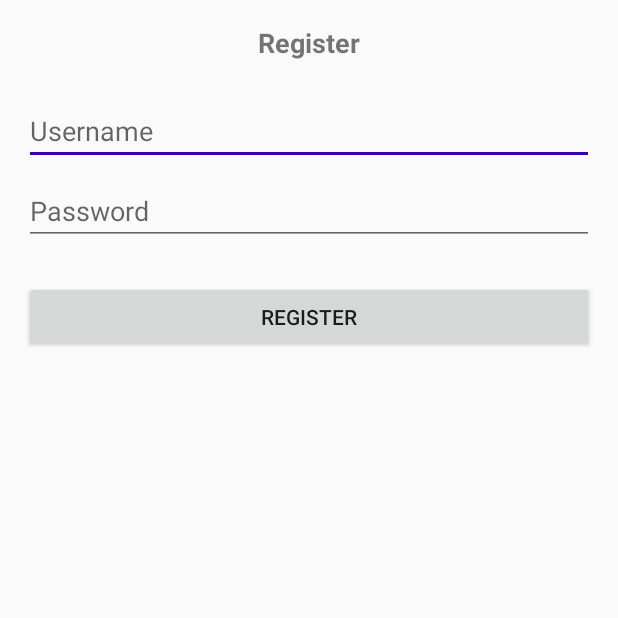
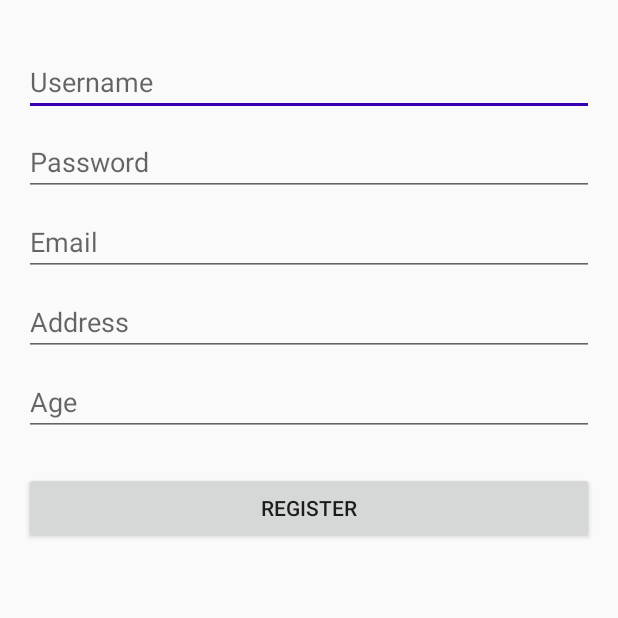
Before and after one commit to ChristianNemeno/chatapp1, an Android app: the RegistrationActivity screen opened directly, with no data from a screen before it, on a phone screen of 412 x 824 dp, the top half of it. Run offline under Robolectric (Android 15) with nearby library versions, the phone set to English and light mode, and no system bars.

Commit message:
initia.lasdagg

```diff
--- a/app/src/main/java/com/android/chatapp1/activities/RegistrationActivity.kt
+++ b/app/src/main/java/com/android/chatapp1/activities/RegistrationActivity.kt
@@ -13,31 +13,45 @@ class RegistrationActivity : AppCompatActivity() {
 
     private lateinit var usernameEditText: EditText
     private lateinit var passwordEditText: EditText
+    private lateinit var emailEditText: EditText
+    private lateinit var addressEditText: EditText
+    private lateinit var ageEditText: EditText
     private lateinit var registerButton: Button
 
     override fun onCreate(savedInstanceState: Bundle?) {
         super.onCreate(savedInstanceState)
         setContentView(R.layout.activity_registration)
 
-        // Initialize UI components with IDs from activity_registration.xml
         usernameEditText = findViewById(R.id.usernameEditText)
         passwordEditText = findViewById(R.id.passwordEditText)
+        emailEditText = findViewById(R.id.emailEditText)
+        addressEditText = findViewById(R.id.addressEditText)
+        ageEditText = findViewById(R.id.ageEditText)
         registerButton = findViewById(R.id.registerButton)
 
-        // Set up register button click listener
         registerButton.setOnClickListener {
             val username = usernameEditText.text.toString().trim()
             val password = passwordEditText.text.toString().trim()
+            val email = emailEditText.text.toString().trim()
+            val address = addressEditText.text.toString().trim()
+            val ageText = ageEditText.text.toString().trim()
 
             when {
-                username.isEmpty() || password.isEmpty() -> {
-                    showToast("Please enter both username and password.")
+                username.isEmpty() || password.isEmpty() || email.isEmpty() || address.isEmpty() || ageText.isEmpty() -> {
+                    showToast("Please fill in all fields.")
                 }
-//                password.length < 6 -> {
-//                    showToast("Password must be at least 6 characters long.")
-//                }
+                password.length < 4 -> {
+                    showToast("Password must be at least 4 characters long.")
+                }
+                !android.util.Patterns.EMAIL_ADDRESS.matcher(email).matches() -> {
+                    showToast("Please enter a valid email address.")
+                }
+                ageText.toIntOrNull() == null || ageText.toInt() < 0 -> {
+                    showToast("Please enter a valid age.")
+                }
                 else -> {
-                    if (ChatApplication.registerUser(username, password)) {
+                    val age = ageText.toInt()
+                    if (ChatApplication.registerUser(username, password, email, address, age)) {
                         showToast("Registration successful!")
                         navigateToLogin()
                     } else {
@@ -48,17 +62,10 @@ class RegistrationActivity : AppCompatActivity() {
         }
     }
 
-    /**
-     * Displays a toast message to the user.
-     * @param message The message to display
-     */
     private fun showToast(message: String) {
         Toast.makeText(this, message, Toast.LENGTH_SHORT).show()
     }
 
-    /**
-     * Navigates to the LoginActivity and finishes the current activity.
-     */
     private fun navigateToLogin() {
         startActivity(Intent(this, LoginActivity::class.java))
         finish()
--- a/app/src/main/res/layout/activity_registration.xml
+++ b/app/src/main/res/layout/activity_registration.xml
@@ -5,22 +5,12 @@
     android:orientation="vertical"
     android:padding="16dp">
 
-    <TextView
-        android:id="@+id/registerLabelTextView"
-        android:layout_width="wrap_content"
-        android:layout_height="wrap_content"
-        android:layout_gravity="center_horizontal"
-        android:layout_marginBottom="16dp"
-        android:text="Register"
-        android:textSize="18sp"
-        android:textStyle="bold" />
-
     <EditText
         android:id="@+id/usernameEditText"
         android:layout_width="match_parent"
         android:layout_height="wrap_content"
         android:hint="Username"
-        android:layout_marginTop="8dp" />
+        android:layout_marginTop="16dp"/>
 
     <EditText
         android:id="@+id/passwordEditText"
@@ -28,12 +18,35 @@
         android:layout_height="wrap_content"
         android:hint="Password"
         android:inputType="textPassword"
-        android:layout_marginTop="8dp" />
+        android:layout_marginTop="8dp"/>
+
+    <EditText
+        android:id="@+id/emailEditText"
+        android:layout_width="match_parent"
+        android:layout_height="wrap_content"
+        android:hint="Email"
+        android:inputType="textEmailAddress"
+        android:layout_marginTop="8dp"/>
+
+    <EditText
+        android:id="@+id/addressEditText"
+        android:layout_width="match_parent"
+        android:layout_height="wrap_content"
+        android:hint="Address"
+        android:layout_marginTop="8dp"/>
+
+    <EditText
+        android:id="@+id/ageEditText"
+        android:layout_width="match_parent"
+        android:layout_height="wrap_content"
+        android:hint="Age"
+        android:inputType="number"
+        android:layout_marginTop="8dp"/>
 
     <Button
         android:id="@+id/registerButton"
         android:layout_width="match_parent"
         android:layout_height="wrap_content"
         android:text="Register"
-        android:layout_marginTop="24dp" />
+        android:layout_marginTop="24dp"/>
 </LinearLayout>
```
Also changed, not shown: app/src/main/java/com/android/chatapp1/activities/ChatScreenActivity.kt (+10 -4 lines), app/src/main/java/com/android/chatapp1/activities/MainActivity.kt (+7 -4 lines), app/src/main/java/com/android/chatapp1/activities/ProfileActivity.kt (+53 -11 lines), app/src/main/java/com/android/chatapp1/activities/StartNewChatActivity.kt (+9 -0 lines), app/src/main/java/com/android/chatapp1/classes/ChatApplication.kt (+19 -13 lines), app/src/main/res/layout/activity_chat_screen.xml (+9 -4 lines), app/src/main/res/layout/activity_main.xml (+9 -10 lines), app/src/main/res/layout/activity_profile.xml (+15 -1 lines), app/src/main/res/layout/activity_start_new_chat.xml (+16 -0 lines).
